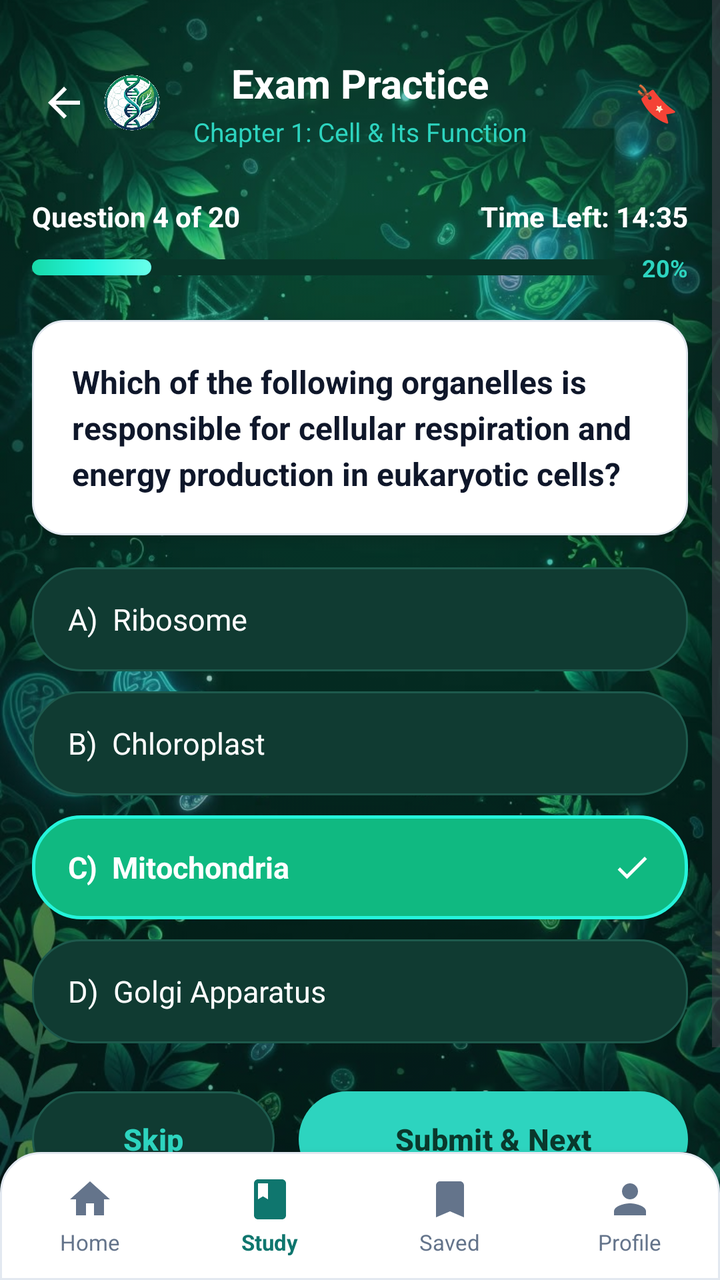
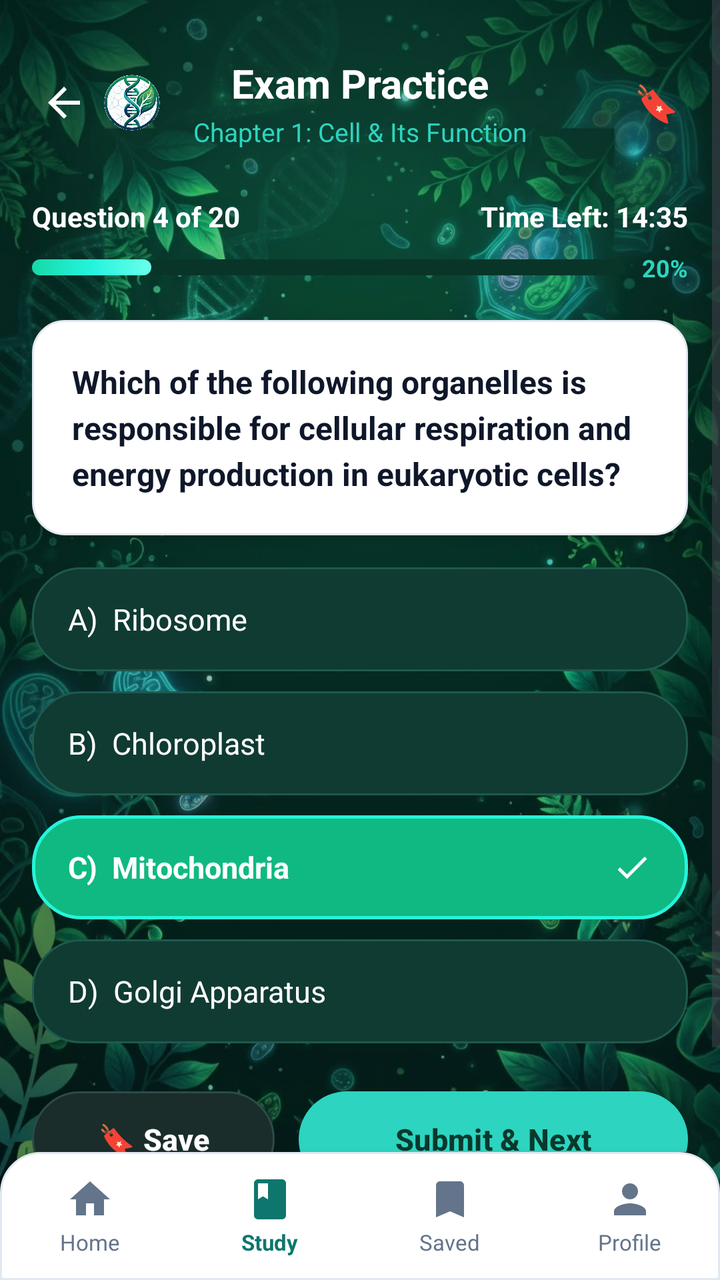

Before-and-after screenshots of an Android layout around one commit, followed by the original layout XML and the change that was made.
<!-- AndroidManifest.xml: application theme Theme.BioPrepAcademicStudyGuide -->
<!-- res/layout/activity_quiz.xml -->
<?xml version="1.0" encoding="utf-8"?>
<androidx.constraintlayout.widget.ConstraintLayout xmlns:android="http://schemas.android.com/apk/res/android"
    xmlns:app="http://schemas.android.com/apk/res-auto"
    xmlns:tools="http://schemas.android.com/tools"
    android:id="@+id/layoutQuizRoot"
    android:layout_width="match_parent"
    android:layout_height="match_parent"
    android:background="@color/bio_surface">

    
    <ImageView
        android:id="@+id/ivQuizBackground"
        android:layout_width="0dp"
        android:layout_height="0dp"
        android:alpha="0.85"
        android:importantForAccessibility="no"
        android:scaleType="centerCrop"
        android:src="@drawable/bg_stitch_biology"
        app:layout_constraintBottom_toBottomOf="parent"
        app:layout_constraintEnd_toEndOf="parent"
        app:layout_constraintStart_toStartOf="parent"
        app:layout_constraintTop_toTopOf="parent" />

    <View
        android:layout_width="0dp"
        android:layout_height="0dp"
        android:background="#22001713"
        app:layout_constraintBottom_toBottomOf="parent"
        app:layout_constraintEnd_toEndOf="parent"
        app:layout_constraintStart_toStartOf="parent"
        app:layout_constraintTop_toTopOf="parent" />

    
    <ScrollView
        android:layout_width="0dp"
        android:layout_height="0dp"
        android:fillViewport="true"
        app:layout_constraintBottom_toTopOf="@id/bottomNavBar"
        app:layout_constraintEnd_toEndOf="parent"
        app:layout_constraintStart_toStartOf="parent"
        app:layout_constraintTop_toTopOf="parent">

        <LinearLayout
            android:layout_width="match_parent"
            android:layout_height="wrap_content"
            android:orientation="vertical"
            android:paddingStart="16dp"
            android:paddingTop="24dp"
            android:paddingEnd="16dp"
            android:paddingBottom="24dp">

            
            <androidx.constraintlayout.widget.ConstraintLayout
                android:layout_width="match_parent"
                android:layout_height="wrap_content"
                android:paddingTop="4dp"
                android:paddingBottom="8dp">

                
                <LinearLayout
                    android:layout_width="wrap_content"
                    android:layout_height="wrap_content"
                    android:gravity="center_vertical"
                    android:orientation="horizontal"
                    app:layout_constraintBottom_toBottomOf="parent"
                    app:layout_constraintStart_toStartOf="parent"
                    app:layout_constraintTop_toTopOf="parent">

                    <ImageButton
                        android:id="@+id/btnQuizBack"
                        android:layout_width="32dp"
                        android:layout_height="32dp"
                        android:background="?attr/selectableItemBackgroundBorderless"
                        android:contentDescription="Back"
                        android:src="@drawable/ic_arrow_back"
                        app:tint="@color/white" />

                    <ImageView
                        android:layout_width="28dp"
                        android:layout_height="28dp"
                        android:layout_marginStart="4dp"
                        android:contentDescription="BioPrep App Logo"
                        android:src="@drawable/app_logo" />
                </LinearLayout>

                
                <LinearLayout
                    android:layout_width="wrap_content"
                    android:layout_height="wrap_content"
                    android:gravity="center"
                    android:orientation="vertical"
                    app:layout_constraintBottom_toBottomOf="parent"
                    app:layout_constraintEnd_toEndOf="parent"
                    app:layout_constraintStart_toStartOf="parent"
                    app:layout_constraintTop_toTopOf="parent">

                    <TextView
                        android:id="@+id/tvQuizMainTitle"
                        android:layout_width="wrap_content"
                        android:layout_height="wrap_content"
                        android:text="Exam Practice"
                        android:textColor="@color/white"
                        android:textSize="20sp"
                        android:textStyle="bold" />

                    <TextView
                        android:id="@+id/tvChapterTitle"
                        android:layout_width="wrap_content"
                        android:layout_height="wrap_content"
                        android:layout_marginTop="2dp"
                        android:text="Chapter 1: Cell &amp; Its Function"
                        android:textColor="@color/bio_mint_accent"
                        android:textSize="13sp" />
                </LinearLayout>

                <TextView
                    android:id="@+id/btnQuizBookmark"
                    android:layout_width="32dp"
                    android:layout_height="32dp"
                    android:gravity="center"
                    android:text="🔖"
                    android:textSize="18sp"
                    app:layout_constraintBottom_toBottomOf="parent"
                    app:layout_constraintEnd_toEndOf="parent"
                    app:layout_constraintTop_toTopOf="parent" />

            </androidx.constraintlayout.widget.ConstraintLayout>

            
            <LinearLayout
                android:layout_width="match_parent"
                android:layout_height="wrap_content"
                android:layout_marginTop="16dp"
                android:gravity="center_vertical"
                android:orientation="horizontal">

                <TextView
                    android:id="@+id/tvProgress"
                    android:layout_width="0dp"
                    android:layout_height="wrap_content"
                    android:layout_weight="1"
                    android:text="Question 4 of 20"
                    android:textColor="@color/white"
                    android:textSize="14sp"
                    android:textStyle="bold" />

                <TextView
                    android:id="@+id/tvTimerRemaining"
                    android:layout_width="wrap_content"
                    android:layout_height="wrap_content"
                    android:text="Time Left: 14:35"
                    android:textColor="@color/white"
                    android:textSize="14sp"
                    android:textStyle="bold" />
            </LinearLayout>

            
            <LinearLayout
                android:layout_width="match_parent"
                android:layout_height="wrap_content"
                android:layout_marginTop="8dp"
                android:gravity="center_vertical"
                android:orientation="horizontal">

                <ProgressBar
                    android:id="@+id/pbQuizProgress"
                    style="?android:attr/progressBarStyleHorizontal"
                    android:layout_width="0dp"
                    android:layout_height="8dp"
                    android:layout_weight="1"
                    android:max="100"
                    android:progress="20"
                    android:progressDrawable="@drawable/progress_bar_cyan" />

                <TextView
                    android:id="@+id/tvProgressPercentText"
                    android:layout_width="wrap_content"
                    android:layout_height="wrap_content"
                    android:layout_marginStart="8dp"
                    android:text="20%"
                    android:textColor="@color/bio_mint_accent"
                    android:textSize="12sp"
                    android:textStyle="bold" />
            </LinearLayout>

            
            <LinearLayout
                android:id="@+id/cardQuestion"
                android:layout_width="match_parent"
                android:layout_height="wrap_content"
                android:layout_marginTop="18dp"
                android:background="@drawable/bg_card_white"
                android:elevation="4dp"
                android:orientation="vertical"
                android:padding="20dp">

                <TextView
                    android:id="@+id/tvQuizQuestion"
                    android:layout_width="match_parent"
                    android:layout_height="wrap_content"
                    android:lineSpacingExtra="4dp"
                    android:text="Which of the following organelles is responsible for cellular respiration and energy production in eukaryotic cells?"
                    android:textColor="@color/bio_card_text_dark"
                    android:textSize="16sp"
                    android:textStyle="bold" />
            </LinearLayout>

            
            <LinearLayout
                android:layout_width="match_parent"
                android:layout_height="wrap_content"
                android:layout_marginTop="16dp"
                android:orientation="vertical">

                
                <LinearLayout
                    android:id="@+id/btnOptionA"
                    android:layout_width="match_parent"
                    android:layout_height="52dp"
                    android:background="@drawable/bg_btn_option_unselected"
                    android:clickable="true"
                    android:focusable="true"
                    android:gravity="center_vertical"
                    android:orientation="horizontal"
                    android:paddingStart="18dp"
                    android:paddingEnd="18dp">

                    <TextView
                        android:id="@+id/tvOptionAText"
                        android:layout_width="0dp"
                        android:layout_height="wrap_content"
                        android:layout_weight="1"
                        android:text="A)  Ribosome"
                        android:textColor="@color/white"
                        android:textSize="15sp" />

                    <ImageView
                        android:id="@+id/ivCheckA"
                        android:layout_width="20dp"
                        android:layout_height="20dp"
                        android:src="@drawable/ic_check_clean"
                        android:visibility="gone" />
                </LinearLayout>

                
                <LinearLayout
                    android:id="@+id/btnOptionB"
                    android:layout_width="match_parent"
                    android:layout_height="52dp"
                    android:layout_marginTop="10dp"
                    android:background="@drawable/bg_btn_option_unselected"
                    android:clickable="true"
                    android:focusable="true"
                    android:gravity="center_vertical"
                    android:orientation="horizontal"
                    android:paddingStart="18dp"
                    android:paddingEnd="18dp">

                    <TextView
                        android:id="@+id/tvOptionBText"
                        android:layout_width="0dp"
                        android:layout_height="wrap_content"
                        android:layout_weight="1"
                        android:text="B)  Chloroplast"
                        android:textColor="@color/white"
                        android:textSize="15sp" />

                    <ImageView
                        android:id="@+id/ivCheckB"
                        android:layout_width="20dp"
                        android:layout_height="20dp"
                        android:src="@drawable/ic_check_clean"
                        android:visibility="gone" />
                </LinearLayout>

                
                <LinearLayout
                    android:id="@+id/btnOptionC"
                    android:layout_width="match_parent"
                    android:layout_height="52dp"
                    android:layout_marginTop="10dp"
                    android:background="@drawable/bg_btn_option_selected"
                    android:clickable="true"
                    android:focusable="true"
                    android:gravity="center_vertical"
                    android:orientation="horizontal"
                    android:paddingStart="18dp"
                    android:paddingEnd="18dp">

                    <TextView
                        android:id="@+id/tvOptionCText"
                        android:layout_width="0dp"
                        android:layout_height="wrap_content"
                        android:layout_weight="1"
                        android:text="C)  Mitochondria"
                        android:textColor="@color/white"
                        android:textSize="15sp"
                        android:textStyle="bold" />

                    <ImageView
                        android:id="@+id/ivCheckC"
                        android:layout_width="20dp"
                        android:layout_height="20dp"
                        android:src="@drawable/ic_check_clean"
                        android:visibility="visible" />
                </LinearLayout>

                
                <LinearLayout
                    android:id="@+id/btnOptionD"
                    android:layout_width="match_parent"
                    android:layout_height="52dp"
                    android:layout_marginTop="10dp"
                    android:background="@drawable/bg_btn_option_unselected"
                    android:clickable="true"
                    android:focusable="true"
                    android:gravity="center_vertical"
                    android:orientation="horizontal"
                    android:paddingStart="18dp"
                    android:paddingEnd="18dp">

                    <TextView
                        android:id="@+id/tvOptionDText"
                        android:layout_width="0dp"
                        android:layout_height="wrap_content"
                        android:layout_weight="1"
                        android:text="D)  Golgi Apparatus"
                        android:textColor="@color/white"
                        android:textSize="15sp" />

                    <ImageView
                        android:id="@+id/ivCheckD"
                        android:layout_width="20dp"
                        android:layout_height="20dp"
                        android:src="@drawable/ic_check_clean"
                        android:visibility="gone" />
                </LinearLayout>

            </LinearLayout>

            
            <LinearLayout
                android:layout_width="match_parent"
                android:layout_height="wrap_content"
                android:layout_marginTop="24dp"
                android:orientation="horizontal">

                
                <Button
                    android:id="@+id/btnQuizSkip"
                    android:layout_width="0dp"
                    android:layout_height="48dp"
                    android:layout_weight="1"
                    android:background="@drawable/bg_btn_option_unselected"
                    android:text="Skip"
                    android:textAllCaps="false"
                    android:textColor="@color/bio_mint_accent"
                    android:textSize="15sp"
                    android:textStyle="bold"
                    app:backgroundTint="@null" />

                
                <Button
                    android:id="@+id/btnQuizSubmit"
                    android:layout_width="0dp"
                    android:layout_height="48dp"
                    android:layout_marginStart="12dp"
                    android:layout_weight="1.6"
                    android:background="@drawable/bg_pill_cyan"
                    android:text="Submit &amp; Next"
                    android:textAllCaps="false"
                    android:textColor="#0A382C"
                    android:textSize="15sp"
                    android:textStyle="bold"
                    app:backgroundTint="@null" />
            </LinearLayout>

            
            <androidx.recyclerview.widget.RecyclerView
                android:id="@+id/rvQuestions"
                android:layout_width="match_parent"
                android:layout_height="wrap_content"
                android:visibility="gone" />

            <TextView
                android:id="@+id/tvEmptyQuiz"
                android:layout_width="wrap_content"
                android:layout_height="wrap_content"
                android:visibility="gone" />

            <Button
                android:id="@+id/btnPrev"
                android:layout_width="wrap_content"
                android:layout_height="wrap_content"
                android:visibility="gone" />

            <Button
                android:id="@+id/btnNext"
                android:layout_width="wrap_content"
                android:layout_height="wrap_content"
                android:visibility="gone" />

            <Button
                android:id="@+id/btnSubmit"
                android:layout_width="wrap_content"
                android:layout_height="wrap_content"
                android:visibility="gone" />

            <Button
                android:id="@+id/btnTimerStart"
                android:layout_width="wrap_content"
                android:layout_height="wrap_content"
                android:visibility="gone" />

            <Button
                android:id="@+id/btnTimerPause"
                android:layout_width="wrap_content"
                android:layout_height="wrap_content"
                android:visibility="gone" />

            <Button
                android:id="@+id/btnTimerResume"
                android:layout_width="wrap_content"
                android:layout_height="wrap_content"
                android:visibility="gone" />

            <Button
                android:id="@+id/btnTimerStop"
                android:layout_width="wrap_content"
                android:layout_height="wrap_content"
                android:visibility="gone" />

            <View
                android:layout_width="match_parent"
                android:layout_height="16dp" />

        </LinearLayout>
    </ScrollView>

    
    <LinearLayout
        android:id="@+id/bottomNavBar"
        android:layout_width="0dp"
        android:layout_height="64dp"
        android:background="@drawable/bg_bottom_nav_dock"
        android:elevation="8dp"
        android:gravity="center_vertical"
        android:orientation="horizontal"
        app:layout_constraintBottom_toBottomOf="parent"
        app:layout_constraintEnd_toEndOf="parent"
        app:layout_constraintStart_toStartOf="parent">

        
        <LinearLayout
            android:id="@+id/navTabHome"
            android:layout_width="0dp"
            android:layout_height="match_parent"
            android:layout_weight="1"
            android:gravity="center"
            android:orientation="vertical">

            <ImageView
                android:layout_width="24dp"
                android:layout_height="24dp"
                android:src="@drawable/ic_home_nav"
                app:tint="@color/bio_nav_inactive" />

            <TextView
                android:layout_width="wrap_content"
                android:layout_height="wrap_content"
                android:layout_marginTop="2dp"
                android:text="Home"
                android:textColor="@color/bio_nav_inactive"
                android:textSize="11sp" />
        </LinearLayout>

        
        <LinearLayout
            android:id="@+id/navTabStudy"
            android:layout_width="0dp"
            android:layout_height="match_parent"
            android:layout_weight="1"
            android:gravity="center"
            android:orientation="vertical">

            <ImageView
                android:layout_width="24dp"
                android:layout_height="24dp"
                android:src="@drawable/ic_study_nav"
                app:tint="@color/bio_nav_active" />

            <TextView
                android:layout_width="wrap_content"
                android:layout_height="wrap_content"
                android:layout_marginTop="2dp"
                android:text="Study"
                android:textColor="@color/bio_nav_active"
                android:textSize="11sp"
                android:textStyle="bold" />
        </LinearLayout>

        
        <LinearLayout
            android:id="@+id/navTabSaved"
            android:layout_width="0dp"
            android:layout_height="match_parent"
            android:layout_weight="1"
            android:gravity="center"
            android:orientation="vertical">

            <ImageView
                android:layout_width="24dp"
                android:layout_height="24dp"
                android:src="@drawable/ic_saved_nav" />

            <TextView
                android:layout_width="wrap_content"
                android:layout_height="wrap_content"
                android:layout_marginTop="2dp"
                android:text="Saved"
                android:textColor="@color/bio_nav_inactive"
                android:textSize="11sp" />
        </LinearLayout>

        
        <LinearLayout
            android:id="@+id/navTabProfile"
            android:layout_width="0dp"
            android:layout_height="match_parent"
            android:layout_weight="1"
            android:gravity="center"
            android:orientation="vertical">

            <ImageView
                android:layout_width="24dp"
                android:layout_height="24dp"
                android:src="@drawable/ic_profile_nav" />

            <TextView
                android:layout_width="wrap_content"
                android:layout_height="wrap_content"
                android:layout_marginTop="2dp"
                android:text="Profile"
                android:textColor="@color/bio_nav_inactive"
                android:textSize="11sp" />
        </LinearLayout>

    </LinearLayout>

</androidx.constraintlayout.widget.ConstraintLayout>
<!-- resources referenced by this layout -->
<resources>
  <color name="bio_card_text_dark">#0F172A</color>
  <color name="bio_mint_accent">#2DD4BF</color>
  <color name="bio_nav_active">#0F766E</color>
  <color name="bio_nav_inactive">#64748B</color>
  <color name="bio_surface">#001713</color>
  <color name="white">#FFFFFFFF</color>
  <!-- drawable bg_btn_option_selected (drawable) -->
  <?xml version="1.0" encoding="utf-8"?>
  <shape xmlns:android="http://schemas.android.com/apk/res/android"
      android:shape="rectangle">
      <solid android:color="@color/bio_emerald_btn" />
      <corners android:radius="24dp" />
      <stroke
          android:width="1.5dp"
          android:color="@color/bio_neon_cyan" />
  </shape>
  <!-- drawable bg_btn_option_unselected (drawable) -->
  <?xml version="1.0" encoding="utf-8"?>
  <shape xmlns:android="http://schemas.android.com/apk/res/android"
      android:shape="rectangle">
      <solid android:color="@color/bio_option_bg" />
      <corners android:radius="24dp" />
      <stroke
          android:width="1dp"
          android:color="@color/bio_option_stroke" />
  </shape>
  <!-- drawable bg_card_white (drawable) -->
  <?xml version="1.0" encoding="utf-8"?>
  <shape xmlns:android="http://schemas.android.com/apk/res/android"
      android:shape="rectangle">
      <solid android:color="@color/bio_card_white" />
      <corners android:radius="16dp" />
      <stroke
          android:width="1dp"
          android:color="#E2E8F0" />
  </shape>
  <!-- drawable bg_pill_cyan (drawable) -->
  <?xml version="1.0" encoding="utf-8"?>
  <shape xmlns:android="http://schemas.android.com/apk/res/android"
      android:shape="rectangle">
      <solid android:color="@color/bio_mint_accent" />
      <corners android:radius="24dp" />
  </shape>
  <!-- drawable ic_check_clean (drawable) -->
  <vector xmlns:android="http://schemas.android.com/apk/res/android"
      android:width="24dp"
      android:height="24dp"
      android:viewportWidth="24"
      android:viewportHeight="24">
      <path
          android:fillColor="#FFFFFF"
          android:pathData="M9,16.2L4.8,12l-1.4,1.4L9,19 21,7l-1.4,-1.4L9,16.2z" />
  </vector>
  <!-- drawable ic_home_nav (drawable) -->
  <vector xmlns:android="http://schemas.android.com/apk/res/android"
      android:width="24dp"
      android:height="24dp"
      android:viewportWidth="24"
      android:viewportHeight="24">
      <path
          android:fillColor="#0F766E"
          android:pathData="M10,20v-6h4v6h5v-8h3L12,3 2,12h3v8z" />
  </vector>
  <!-- drawable ic_saved_nav (drawable) -->
  <vector xmlns:android="http://schemas.android.com/apk/res/android"
      android:width="24dp"
      android:height="24dp"
      android:viewportWidth="24"
      android:viewportHeight="24">
      <path
          android:fillColor="#64748B"
          android:pathData="M17,3H7c-1.1,0 -1.99,0.9 -1.99,2L5,21l7,-3 7,3V5c0,-1.1 -0.9,-2 -2,-2z" />
  </vector>
  <style name="Theme.BioPrepAcademicStudyGuide" parent="Base.Theme.BioPrepAcademicStudyGuide" />
  <color name="bio_nav_dock_bg">#FFFFFF</color>
  <color name="bio_emerald_btn">#10B981</color>
  <color name="bio_neon_cyan">#25F4DB</color>
  <color name="bio_option_bg">#103B32</color>
  <color name="bio_option_stroke">#1E5A4D</color>
  <color name="bio_card_white">#FFFFFF</color>
  <style name="Base.Theme.BioPrepAcademicStudyGuide" parent="Theme.Material3.DayNight.NoActionBar">
          
          
      </style>
  <!-- unchanged entries left out for length: 7 -->
</resources>

<!-- the commit's change to res/layout/activity_quiz.xml (unified diff, before → after) -->
@@ -351,10 +351,10 @@
                     android:layout_width="0dp"
                     android:layout_height="48dp"
                     android:layout_weight="1"
-                    android:background="@drawable/bg_btn_option_unselected"
-                    android:text="Skip"
+                    android:background="@drawable/bg_pill_dark_teal"
+                    android:text="🔖 Save"
                     android:textAllCaps="false"
-                    android:textColor="@color/bio_mint_accent"
+                    android:textColor="@color/white"
                     android:textSize="15sp"
                     android:textStyle="bold"
                     app:backgroundTint="@null" />
<!-- resource entries referenced after the edit -->
@@ -43,6 +43,14 @@
       <solid android:color="@color/bio_mint_accent" />
       <corners android:radius="24dp" />
   </shape>
+  <!-- drawable bg_pill_dark_teal (drawable) -->
+  <?xml version="1.0" encoding="utf-8"?>
+  <shape xmlns:android="http://schemas.android.com/apk/res/android"
+      android:shape="rectangle">
+      <solid android:color="#1A2D2B" />
+      <corners android:radius="24dp" />
+      <stroke android:width="1dp" android:color="#2D4A47" />
+  </shape>
   <!-- drawable ic_check_clean (drawable) -->
   <vector xmlns:android="http://schemas.android.com/apk/res/android"
       android:width="24dp"
